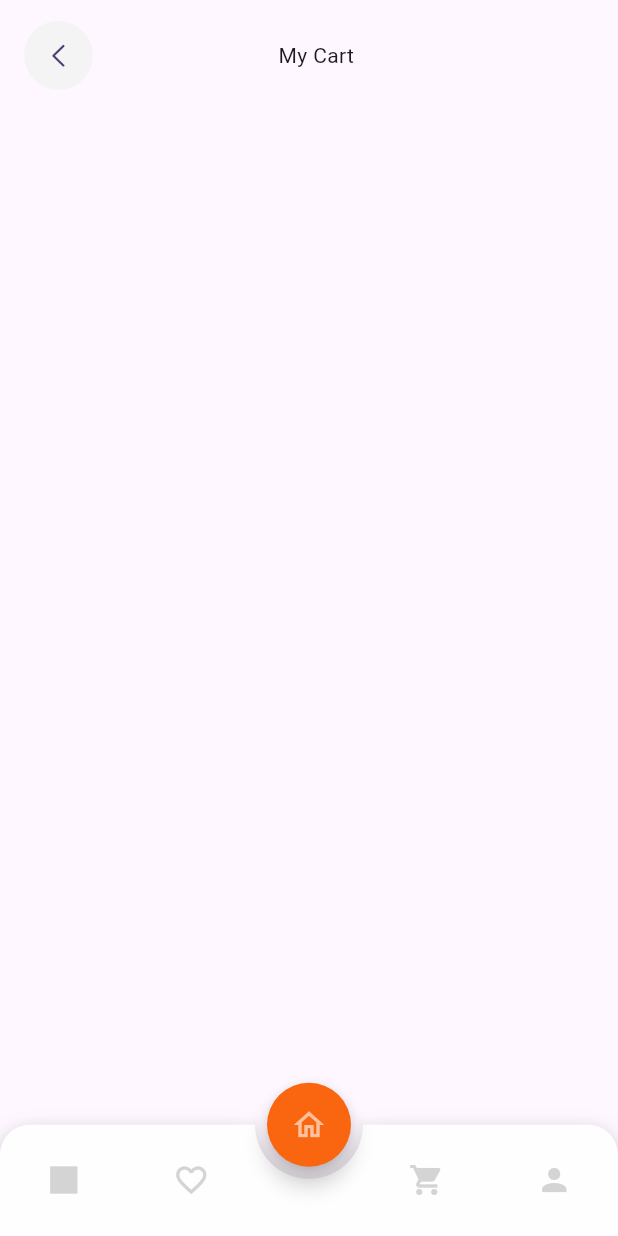
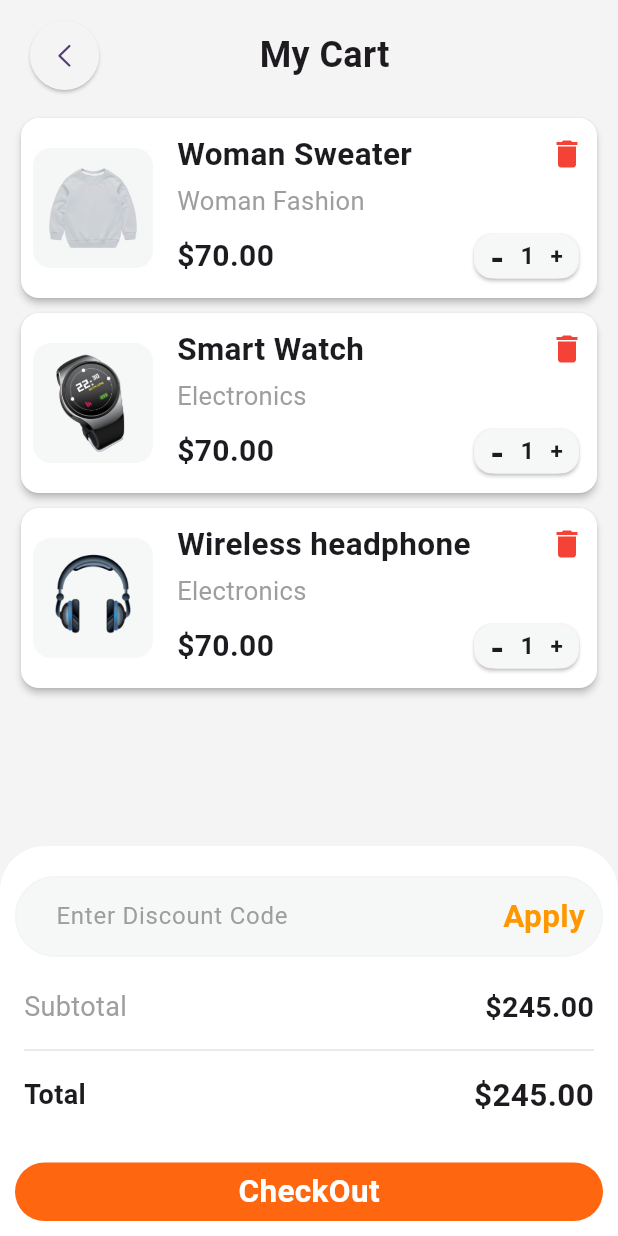
Before and after one commit to AjaxNova/task_aug31, a Flutter app: the screen it shows after launch, item 3 of the bottom bar chosen, on a phone screen of 412 x 824 dp. Run offline on Flutter 3.47's test engine with Material 3 defaults, Android fonts, the phone set to English and light mode, and no system bars; drawn by our look-alikes of animated_bottom_navigation_bar; our stand-ins replace flutter_carousel_widget.

Commit message:
cart page completed

```diff
--- a/lib/cart_page.dart
+++ b/lib/cart_page.dart
@@ -1,6 +1,8 @@
-import 'package:flutter/cupertino.dart';
 import 'package:flutter/material.dart';
 import 'package:flutter_test_aug/constants/colors.dart';
+import 'package:flutter_test_aug/widgets/cart_app_bar.dart';
+import 'package:flutter_test_aug/widgets/cart_checkout_bar.dart';
+import 'package:flutter_test_aug/widgets/custom_cart_widget.dart';
 
 class Cartpage extends StatelessWidget {
   const Cartpage({super.key});
@@ -10,31 +12,31 @@ class Cartpage extends StatelessWidget {
     final size = MediaQuery.of(context).size;
     return SafeArea(
       child: Scaffold(
-        appBar: PreferredSize(
-            preferredSize: Size(double.infinity, size.height * 0.7),
-            child: Padding(
-              padding:
-                  const EdgeInsets.symmetric(horizontal: 16.0, vertical: 8),
-              child: SizedBox(
-                  height: size.height * 0.07,
-                  width: double.infinity,
-                  child: Row(
-                    children: [
-                      const CircleAvatar(
-                        backgroundColor: appBarIconColor,
-                        radius: 23,
-                        child: Icon(
-                          CupertinoIcons.left_chevron,
-                          size: 20,
-                        ),
-                      ),
-                      SizedBox(
-                        width: size.width * 0.3,
-                      ),
-                      const Text("My Cart")
-                    ],
-                  )),
-            )),
+        bottomNavigationBar: const CheckOutBottomBar(),
+        backgroundColor: cartPageScaffoldColor,
+        appBar: cartAppBar(size, context),
+        body: ListView(
+          children: const [
+            CustomCartItemWidget(
+              amount: r"$70.00",
+              itemPath: "asset/images/sweater_2.png",
+              itemCategory: "Woman Fashion",
+              itemName: "Woman Sweater",
+            ),
+            CustomCartItemWidget(
+              amount: r"$55.00",
+              itemPath: "asset/images/smart_watch.png",
+              itemCategory: "Electronics",
+              itemName: "Smart Watch",
+            ),
+            CustomCartItemWidget(
+              amount: r"$70.00",
+              itemPath: "asset/images/headphones-background-design.png",
+              itemCategory: "Electronics",
+              itemName: "Wireless headphone",
+            )
+          ],
+        ),
       ),
     );
   }
--- a/lib/constants/colors.dart
+++ b/lib/constants/colors.dart
@@ -9,3 +9,7 @@ const appBarIconColor = Color(0xFFf5f4f4);
 const searchFieldFilledColor = Color(0xFFf5f4f4);
 
 const specialWidgetBackground = Color(0xFFf1f1f4);
+const cartPageprimary = Color(0xFFf6f7f7);
+const cartPageScaffoldColor = Color(0xFFF5F4F4);
+
+const checkoutButtonColor = Color(0xFFFE660F);
--- a/lib/constants/home.dart
+++ b/lib/constants/home.dart
@@ -99,12 +99,12 @@ class Homescreen extends StatelessWidget {
                 SpecialProductWidget(
                   size: size,
                   title: 'Wireless Headphone',
-                  imagePath: 'asset/images/earpode.png',
+                  imagePath: 'asset/images/headphones-background-design.png',
                 ),
                 SpecialProductWidget(
                   size: size,
                   title: 'Woman Sweater',
-                  imagePath: 'asset/images/sweater.jpeg',
+                  imagePath: 'asset/images/sweater_2.png',
                 )
               ],
             ),
@@ -117,12 +117,12 @@ class Homescreen extends StatelessWidget {
                 SpecialProductWidget(
                   size: size,
                   title: 'Wireless Headphone',
-                  imagePath: 'asset/images/earpode.png',
+                  imagePath: 'asset/images/headphones-background-design.png',
                 ),
                 SpecialProductWidget(
                   size: size,
                   title: 'Woman Sweater',
-                  imagePath: 'asset/images/sweater.jpeg',
+                  imagePath: 'asset/images/sweater_2.png',
                 )
               ],
             ),
--- a/lib/home_screen.dart
+++ b/lib/home_screen.dart
@@ -56,8 +56,17 @@ class _HomeScreenButtonsState extends State<HomeScreenButtons> {
         notchSmoothness: NotchSmoothness.defaultEdge,
         leftCornerRadius: 20,
         rightCornerRadius: 20,
-        onTap: (index) => setState(() => currentIndex = index),
-        //other params
+        onTap: (index) {
+          if (index != 2) {
+            setState(() {
+              currentIndex = index;
+            });
+          } else {
+            Navigator.of(context).push(MaterialPageRoute(
+              builder: (context) => const Cartpage(),
+            ));
+          }
+        },
       ),
       body: allPages[currentIndex],
     );
--- /dev/null
+++ b/lib/widgets/cart_app_bar.dart
@@ -0,0 +1,41 @@
+import 'package:flutter/cupertino.dart';
+import 'package:flutter/material.dart';
+import 'package:flutter_test_aug/constants/colors.dart';
+
+PreferredSize cartAppBar(Size size, BuildContext context) {
+  return PreferredSize(
+    preferredSize: Size(double.infinity, size.height * 0.7),
+    child: Padding(
+      padding: const EdgeInsets.symmetric(horizontal: 16.0, vertical: 8),
+      child: SizedBox(
+          height: size.height * 0.07,
+          width: double.infinity,
+          child: Row(
+            children: [
+              GestureDetector(
+                onTap: () => Navigator.pop(context),
+                child: const Card(
+                  color: appBarIconColor,
+                  shape: CircleBorder(),
+                  child: CircleAvatar(
+                    backgroundColor: appBarIconColor,
+                    radius: 23,
+                    child: Icon(
+                      CupertinoIcons.left_chevron,
+                      size: 20,
+                    ),
+                  ),
+                ),
+              ),
+              SizedBox(
+                width: size.width * 0.25,
+              ),
+              const Text(
+                "My Cart",
+                style: TextStyle(fontSize: 24, fontWeight: FontWeight.bold),
+              )
+            ],
+          )),
+    ),
+  );
+}
--- /dev/null
+++ b/lib/widgets/cart_checkout_bar.dart
@@ -0,0 +1,132 @@
+import 'package:flutter/material.dart';
+import 'package:flutter_test_aug/constants/colors.dart';
+
+class CheckOutBottomBar extends StatelessWidget {
+  const CheckOutBottomBar({
+    super.key,
+  });
+
+  @override
+  Widget build(BuildContext context) {
+    return Container(
+        height: 260,
+        decoration: const BoxDecoration(
+          color: Colors.white,
+          borderRadius: BorderRadius.only(
+              topLeft: Radius.circular(
+                30,
+              ),
+              topRight: Radius.circular(
+                30,
+              )),
+        ),
+        child: Column(
+          children: [
+            const SizedBox(
+              height: 10,
+            ),
+            Padding(
+              padding: const EdgeInsets.all(10.0),
+              child: TextField(
+                decoration: InputDecoration(
+                    contentPadding: const EdgeInsets.all(10),
+                    suffixIcon: Container(
+                      margin: const EdgeInsets.symmetric(
+                          vertical: 12, horizontal: 12),
+                      child: const Text(
+                        "Apply",
+                        style: TextStyle(
+                            fontSize: 21,
+                            color: Colors.orange,
+                            fontWeight: FontWeight.bold),
+                      ),
+                    ),
+                    hintText: '   Enter Discount Code',
+                    hintStyle: const TextStyle(color: Colors.grey),
+                    fillColor: cartPageprimary,
+                    filled: true,
+                    border: OutlineInputBorder(
+                      borderSide:
+                          const BorderSide(color: searchFieldFilledColor),
+                      borderRadius: BorderRadius.circular(30),
+                    ),
+                    enabledBorder: OutlineInputBorder(
+                      borderSide:
+                          const BorderSide(color: searchFieldFilledColor),
+                      borderRadius: BorderRadius.circular(30),
+                    ),
+                    disabledBorder: OutlineInputBorder(
+                      borderSide:
+                          const BorderSide(color: searchFieldFilledColor),
+                      borderRadius: BorderRadius.circular(30),
+                    )),
+              ),
+            ),
+            const SizedBox(
+              height: 10,
+            ),
+            const Padding(
+              padding: EdgeInsets.symmetric(horizontal: 16.0),
+              child: Row(
+                mainAxisAlignment: MainAxisAlignment.spaceBetween,
+                children: [
+                  Text(
+                    "Subtotal",
+                    style: TextStyle(fontSize: 18, color: Colors.grey),
+                  ),
+                  Text(
+                    r"$245.00",
+                    style: TextStyle(fontSize: 19, fontWeight: FontWeight.bold),
+                  )
+                ],
+              ),
+            ),
+            const Padding(
+              padding: EdgeInsets.symmetric(horizontal: 16.0, vertical: 5),
+              child: Divider(
+                height: 20,
+                thickness: .5,
+              ),
+            ),
+            const Padding(
+              padding: EdgeInsets.symmetric(horizontal: 16.0),
+              child: Row(
+                mainAxisAlignment: MainAxisAlignment.spaceBetween,
+                children: [
+                  Text(
+                    "Total",
+                    style: TextStyle(fontSize: 18, fontWeight: FontWeight.w600),
+                  ),
+                  Text(
+                    r"$245.00",
+                    style: TextStyle(fontSize: 21, fontWeight: FontWeight.bold),
+                  )
+                ],
+              ),
+            ),
+            const SizedBox(
+              height: 20,
+            ),
+            Expanded(
+                child: Padding(
+              padding:
+                  const EdgeInsets.symmetric(horizontal: 10.0, vertical: 10),
+              child: Container(
+                width: double.infinity,
+                decoration: BoxDecoration(
+                    borderRadius: BorderRadius.circular(30),
+                    color: checkoutButtonColor),
+                child: const Center(
+                    child: Text(
+                  "CheckOut",
+                  style: TextStyle(
+                      color: Colors.white,
+                      fontSize: 21,
+                      fontWeight: FontWeight.bold),
+                )),
+              ),
+            ))
+          ],
+        ));
+  }
+}
--- /dev/null
+++ b/lib/widgets/custom_cart_widget.dart
@@ -0,0 +1,128 @@
+import 'package:flutter/material.dart';
+import 'package:flutter_test_aug/constants/colors.dart';
+
+class CustomCartItemWidget extends StatelessWidget {
+  final String itemName;
+  final String itemCategory;
+  final String itemPath;
+  final String amount;
+
+  const CustomCartItemWidget({
+    super.key,
+    required this.itemName,
+    required this.itemCategory,
+    required this.itemPath,
+    required this.amount,
+  });
+
+  @override
+  Widget build(BuildContext context) {
+    return Padding(
+      padding: const EdgeInsets.symmetric(horizontal: 10.0, vertical: 1),
+      child: Card(
+        elevation: 2,
+        surfaceTintColor: Colors.transparent,
+        color: Colors.white,
+        child: SizedBox(
+          height: 120,
+          width: double.infinity,
+          child: Row(
+            children: [
+              Padding(
+                padding: const EdgeInsets.all(8.0),
+                child: Container(
+                  decoration: BoxDecoration(
+                      color: cartPageprimary,
+                      borderRadius: BorderRadius.circular(12)),
+                  width: 80,
+                  child: Image(image: AssetImage(itemPath)),
+                ),
+              ),
+              Expanded(
+                child: Padding(
+                  padding: const EdgeInsets.all(8.0),
+                  child: Column(
+                    crossAxisAlignment: CrossAxisAlignment.start,
+                    mainAxisAlignment: MainAxisAlignment.spaceAround,
+                    children: [
+                      Column(
+                        crossAxisAlignment: CrossAxisAlignment.start,
+                        children: [
+                          Row(
+                            mainAxisAlignment: MainAxisAlignment.spaceBetween,
+                            children: [
+                              Text(
+                                itemName,
+                                style: const TextStyle(
+                                    fontSize: 21, fontWeight: FontWeight.bold),
+                              ),
+                              const Icon(
+                                Icons.delete,
+                                color: Colors.red,
+                              )
+                            ],
+                          ),
+                          Padding(
+                            padding: const EdgeInsets.symmetric(vertical: 4.0),
+                            child: Text(
+                              itemCategory,
+                              style: const TextStyle(
+                                  fontSize: 17, color: Colors.grey),
+                            ),
+                          ),
+                        ],
+                      ),
+                      Row(
+                        mainAxisAlignment: MainAxisAlignment.spaceBetween,
+                        children: [
+                          const Text(
+                            r"$70.00",
+                            style: TextStyle(
+                                fontSize: 20, fontWeight: FontWeight.bold),
+                          ),
+                          Card(
+                            child: Container(
+                              decoration: BoxDecoration(
+                                  color: cartPageprimary,
+                                  borderRadius: BorderRadius.circular(20)),
+                              height: 30,
+                              width: 70,
+                              child: const Row(
+                                mainAxisAlignment:
+                                    MainAxisAlignment.spaceEvenly,
+                                children: [
+                                  Text(
+                                    "-",
+                                    style: TextStyle(
+                                        fontSize: 24,
+                                        fontWeight: FontWeight.bold),
+                                  ),
+                                  Text(
+                                    "1",
+                                    style: TextStyle(
+                                        fontSize: 16,
+                                        fontWeight: FontWeight.bold),
+                                  ),
+                                  Text(
+                                    "+",
+                                    style: TextStyle(
+                                        fontSize: 15,
+                                        fontWeight: FontWeight.bold),
+                                  )
+                                ],
+                              ),
+                            ),
+                          )
+                        ],
+                      )
+                    ],
+                  ),
+                ),
+              )
+            ],
+          ),
+        ),
+      ),
+    );
+  }
+}
--- a/pubspec.yaml
+++ b/pubspec.yaml
@@ -34,6 +34,7 @@ dependencies:
   flutter:
     sdk: flutter
   flutter_carousel_widget: ^2.3.0
+  flutter_svg: ^2.0.10+1
 
 dev_dependencies:
   flutter_lints: ^3.0.0
```
Also changed, not shown: asset/images/headphones-background-design.png (added), asset/images/smart_watch.png (added), asset/images/sweater_2.png (added), pubspec.lock.
